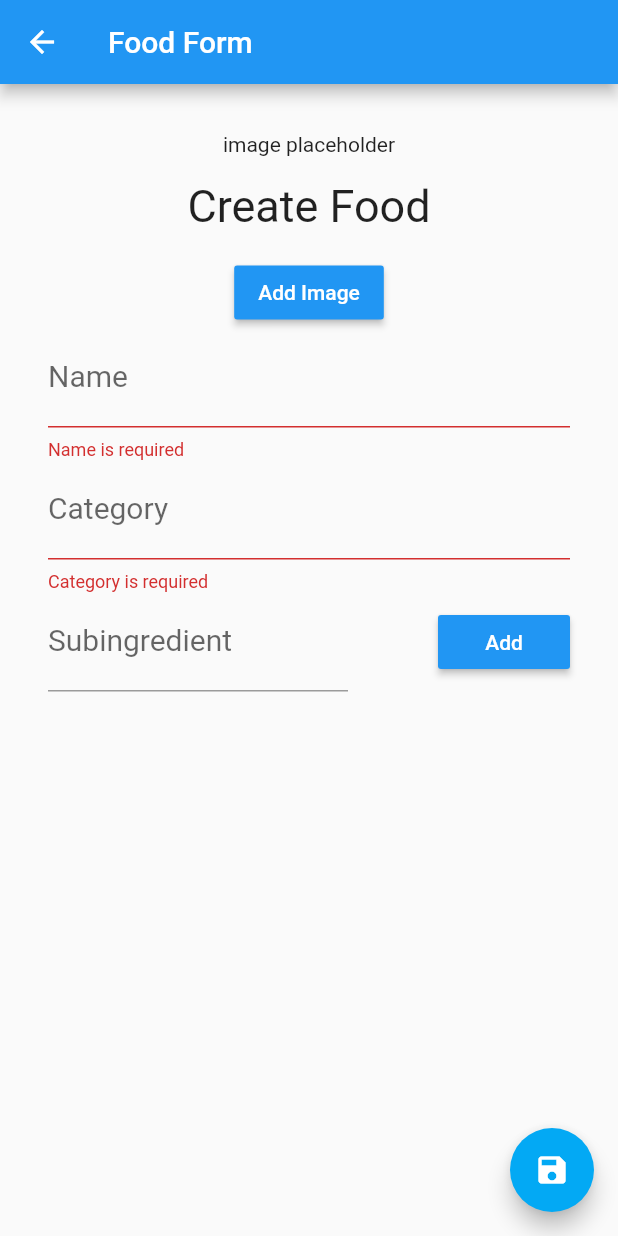
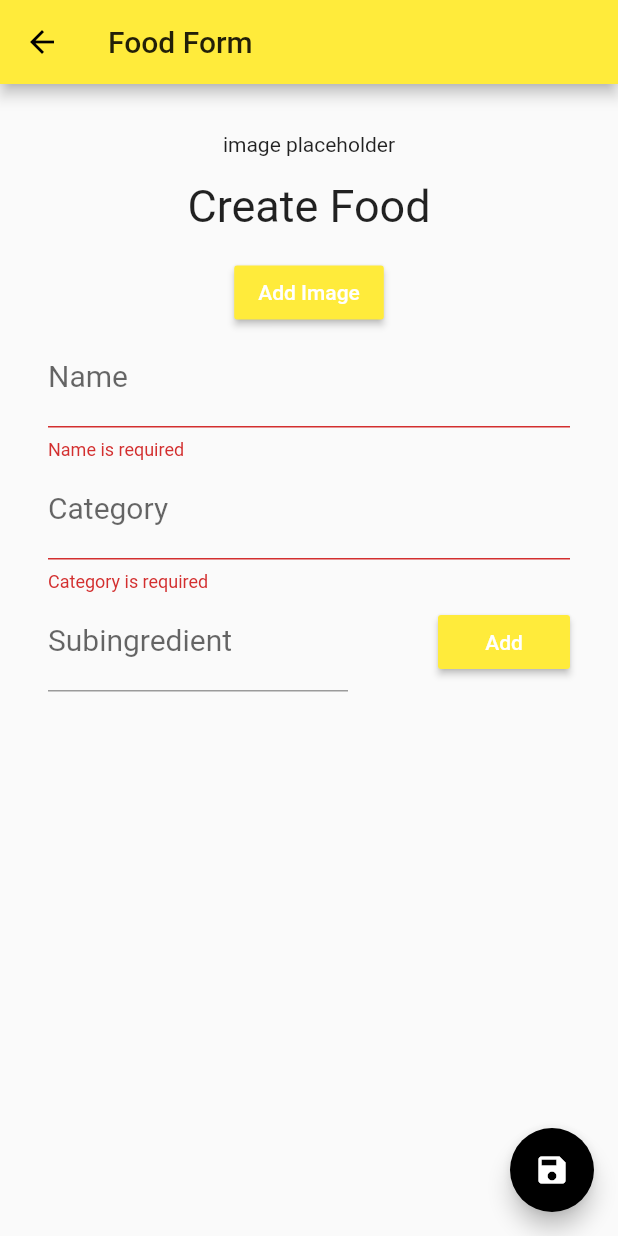
Before and after one commit to mateolas/archive_your_bill, a Flutter app: the Feed screen opened directly, after a tap on the "add" icon, on a phone screen of 412 x 824 dp. Run offline on Flutter 3.47's test engine with Material 2 defaults, Android fonts, the phone set to English and light mode, and no system bars; our stand-ins replace cloud_firestore, firebase_auth, firebase_storage, image_picker; accounts and stored records are empty.

```diff
--- a/archive_your_bill/lib/api/food_api.dart
+++ b/archive_your_bill/lib/api/food_api.dart
@@ -64,9 +64,10 @@ initializeCurrentUser(AuthNotifier authNotifier) async {
   }
 }
 
+//function to get list of bills from the firebase
 getFoods(FoodNotifier foodNotifier) async {
   QuerySnapshot snapshot = await Firestore.instance
-      .collection('Archive')
+      .collection('Bills')
       .orderBy("createdAt", descending: true)
       .getDocuments();
 
@@ -107,7 +108,7 @@ uploadFoodAndImage(Food food, bool isUpdating, File localFile, Function foodUplo
 }
 
 _uploadFood(Food food, bool isUpdating, Function foodUploaded, {String imageUrl}) async {
-  CollectionReference foodRef = Firestore.instance.collection('Archive');
+  CollectionReference foodRef = Firestore.instance.collection('Bills');
 
   if (imageUrl != null) {
     food.image = imageUrl;
@@ -147,6 +148,6 @@ deleteFood(Food food, Function foodDeleted) async {
     print('image deleted');
   }
 
-  await Firestore.instance.collection('Foods').document(food.id).delete();
+  await Firestore.instance.collection('Bills').document(food.id).delete();
   foodDeleted(food);
 }
--- a/archive_your_bill/lib/main.dart
+++ b/archive_your_bill/lib/main.dart
@@ -26,8 +26,8 @@ class MyApp extends StatelessWidget {
       debugShowCheckedModeBanner: false,
       title: 'Archive your app',
       theme: ThemeData(
-        primarySwatch: Colors.blue,
-        accentColor: Colors.lightBlue,
+        primarySwatch: Colors.yellow,
+        accentColor: Colors.black,
       ),
       home: Consumer<AuthNotifier>(
         builder: (context, notifier, child) {
--- a/archive_your_bill/lib/screens/bill_form.dart
+++ b/archive_your_bill/lib/screens/bill_form.dart
@@ -114,8 +114,8 @@ class _FoodFormState extends State<FoodForm> {
           return 'Name is required';
         }
 
-        if (value.length < 3 || value.length > 20) {
-          return 'Name must be more than 3 and less than 20';
+        if (value.length < 2 || value.length > 20) {
+          return 'Name must be more than 2 and less than 20';
         }
 
         return null;
@@ -137,7 +137,7 @@ class _FoodFormState extends State<FoodForm> {
           return 'Category is required';
         }
 
-        if (value.length < 3 || value.length > 20) {
+        if (value.length < 2 || value.length > 20) {
           return 'Category must be more than 3 and less than 20';
         }
 
--- a/archive_your_bill/lib/screens/detail.dart
+++ b/archive_your_bill/lib/screens/detail.dart
@@ -1,3 +1,4 @@
+import 'package:archive_your_bill/api/food_api.dart';
 import 'package:archive_your_bill/screens/bill_form.dart';
 import 'package:flutter/material.dart';
 import 'package:provider/provider.dart';
@@ -95,7 +96,7 @@ class FoodDetail extends StatelessWidget {
           SizedBox(height: 20),
           FloatingActionButton(
             heroTag: 'button2',
-            onPressed: () => {},//deleteFood(foodNotifier.currentFood, _onFoodDeleted),
+            onPressed: () => deleteFood(foodNotifier.currentFood, _onFoodDeleted),
             child: Icon(Icons.delete),
             backgroundColor: Colors.red,
             foregroundColor: Colors.white,
--- a/archive_your_bill/lib/screens/feed.dart
+++ b/archive_your_bill/lib/screens/feed.dart
@@ -32,7 +32,7 @@ class _FeedState extends State<Feed> {
     return Scaffold(
       appBar: AppBar(
         title: Text(
-          authNotifier.user != null ? authNotifier.user.displayName : "Feed",
+          authNotifier.user != null ? authNotifier.user.displayName : "Main page",
         ),
         actions: <Widget>[
           // action button
@@ -40,7 +40,7 @@ class _FeedState extends State<Feed> {
             onPressed: () => signout(authNotifier),
             child: Text(
               "Logout",
-              style: TextStyle(fontSize: 20, color: Colors.white),
+              style: TextStyle(fontSize: 20, color: Colors.black),
             ),
           ),
         ],
--- a/archive_your_bill/lib/screens/login.dart
+++ b/archive_your_bill/lib/screens/login.dart
@@ -76,7 +76,7 @@ class _LoginState extends State<Login> {
         labelStyle: TextStyle(color: Colors.white54),
       ),
       keyboardType: TextInputType.emailAddress,
-      initialValue: 'julian@food.com',
+      initialValue: 'test@test.com',
       style: TextStyle(fontSize: 26, color: Colors.white),
       cursorColor: Colors.white,
       validator: (String value) {
```
